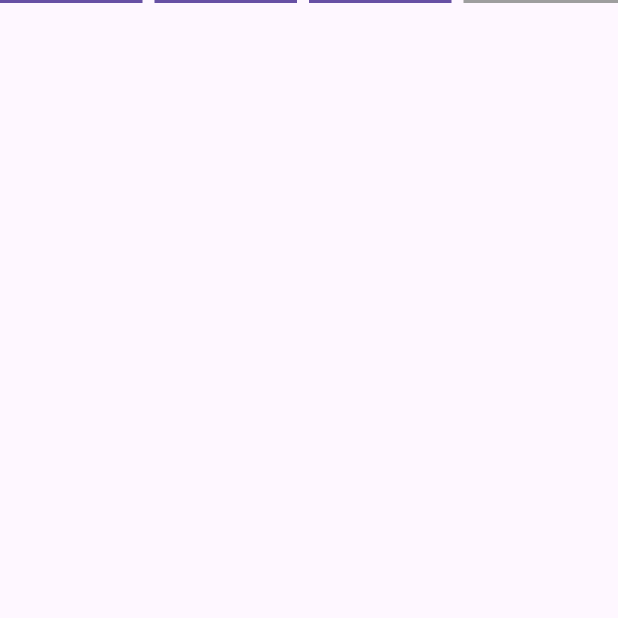
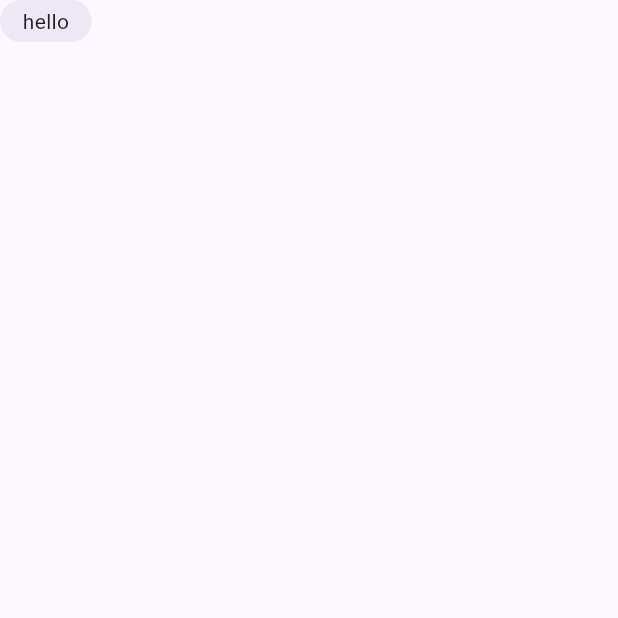
Before and after one commit to Nuxify/widgetbook, a Flutter app: the screen it shows after launch, on a phone screen of 412 x 824 dp, the top half of it. Run offline on Flutter 3.47's test engine with Material 3 defaults, Android fonts, the phone set to English and light mode, and no system bars.

Commit message:
feat: chip indicator

```diff
--- /dev/null
+++ b/lib/indicators/chip.dart
@@ -0,0 +1,41 @@
+import 'package:flutter/material.dart';
+
+class ChipIndicator extends StatelessWidget {
+  /// A chip widget with an optional background color, padding, and child widget.
+  ///
+  /// [child] The widget that will be displayed inside the chip.
+  ///
+  /// [onTap] An optional callback function that will be called when the chip is tapped.
+  ///
+  /// [backgroundColor] The background color of the chip. If not provided, it will default to a slightly transparent version of the theme's primary color.
+  ///
+  /// [padding] The padding around the child widget. It defaults to EdgeInsets.symmetric(horizontal: 15, vertical: 4).
+  const ChipIndicator({
+    required this.child,
+    this.onTap,
+    this.backgroundColor,
+    this.padding = const EdgeInsets.symmetric(horizontal: 15, vertical: 4),
+    super.key,
+  });
+  final Widget child;
+  final void Function()? onTap;
+  final Color? backgroundColor;
+  final EdgeInsetsGeometry padding;
+
+  @override
+  Widget build(BuildContext context) {
+    return InkWell(
+      onTap: onTap,
+      borderRadius: BorderRadius.circular(20),
+      child: Container(
+        decoration: BoxDecoration(
+          color: backgroundColor ??
+              Theme.of(context).primaryColor.withOpacity(0.1),
+          borderRadius: BorderRadius.circular(20),
+        ),
+        padding: padding,
+        child: child,
+      ),
+    );
+  }
+}
--- a/lib/indicators/horizontal_step_indicator.dart
+++ b/lib/indicators/horizontal_stepper.dart
@@ -1,6 +1,6 @@
 import 'package:flutter/material.dart';
 
-class HorizontalStepIndicator extends StatelessWidget {
+class HorizontalStepper extends StatelessWidget {
   /// Builds a row of horizontal step indicators.
   ///
   /// [length] The total number of steps in the row.
@@ -16,7 +16,7 @@ class HorizontalStepIndicator extends StatelessWidget {
   /// [indicatorThickness] The thickness of each step indicator. Defaults to 2.
   ///
   /// [borderRadius] The border radius of each step indicator. Defaults to 0.
-  const HorizontalStepIndicator({
+  const HorizontalStepper({
     required this.length,
     required this.currentStep,
     this.activeColor,
--- a/lib/main.dart
+++ b/lib/main.dart
@@ -1,5 +1,5 @@
 import 'package:flutter/material.dart';
-import 'package:nuxify_widgetbook/indicators/horizontal_step_indicator.dart';
+import 'package:nuxify_widgetbook/indicators/chip.dart';
 
 void main() {
   runApp(const MainApp());
@@ -16,10 +16,9 @@ class MainApp extends StatelessWidget {
         body: SafeArea(
           child: Column(
             children: [
-              HorizontalStepIndicator(
-                length: 4,
-                currentStep: 3,
-              ),
+              ChipIndicator(
+                child: Text('hello'),
+              )
             ],
           ),
         ),
```
Also changed, not shown: pubspec.lock, 4 other files.
